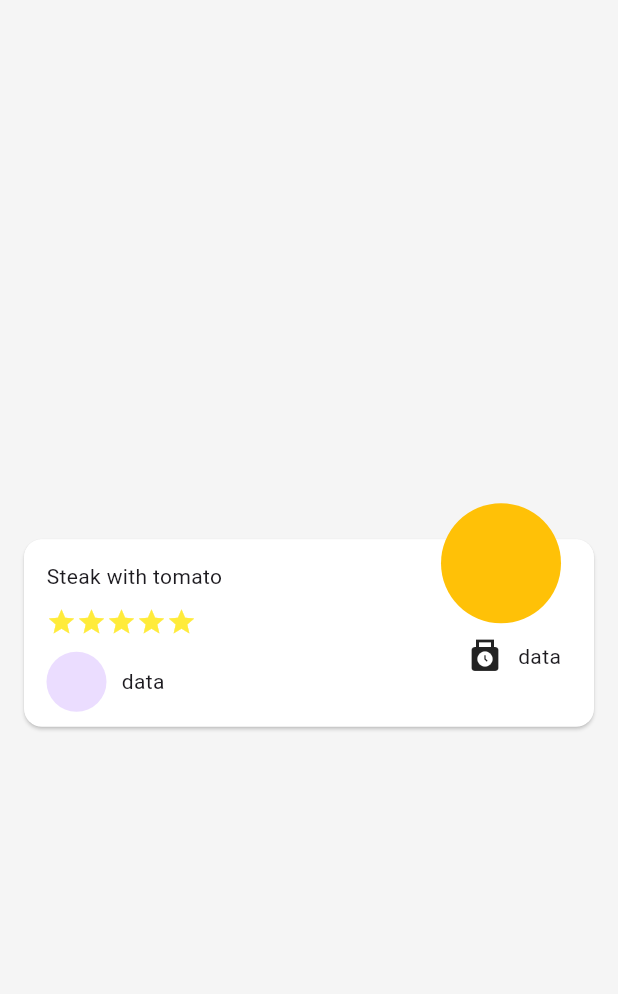
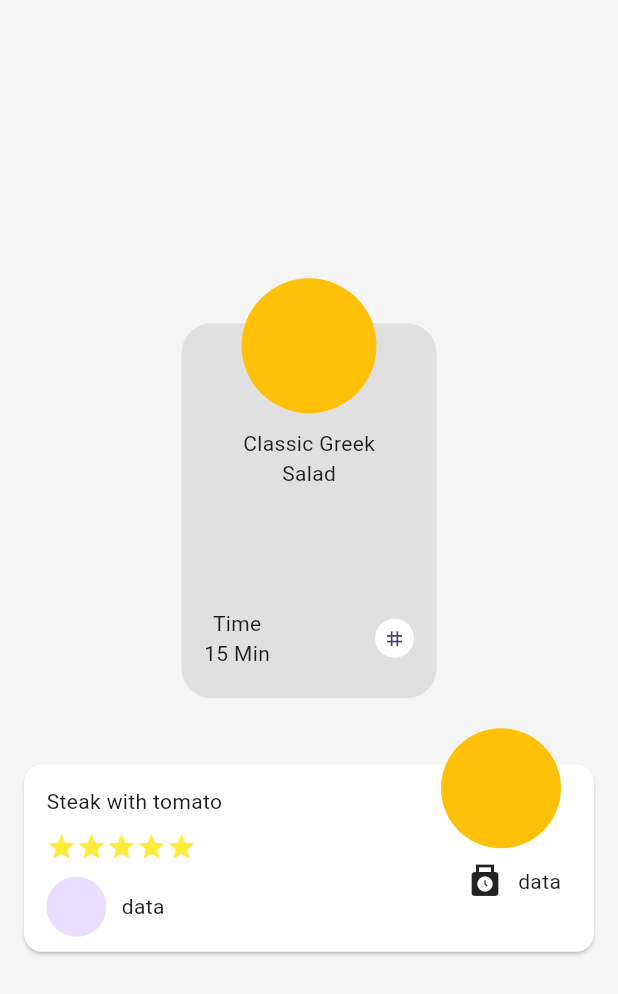
Before and after one commit to ShawanaAslam/CookPad, a Flutter app: the screen it shows after launch, on a phone screen of 412 x 824 dp. Shown: the top 994 px of the screen. Run offline on Flutter 3.47's test engine with Material 3 defaults, Android fonts, the phone set to English and light mode, and no system bars; our stand-ins replace flutter_screenutil, get, google_fonts.

Commit message:
2nd component updated

```diff
--- a/lib/main.dart
+++ b/lib/main.dart
@@ -6,6 +6,7 @@ import 'package:cookpad/src/view/Starting_views/splash_view/splash_view.dart';
 import 'package:cookpad/src/view/auth_views/login_view/login_view.dart';
 //import 'package:cookpad/src/view/auth_views/search_view/search_view.dart';
 import 'package:flutter/material.dart';
+import 'package:flutter/widgets.dart';
 import 'package:flutter_screenutil/flutter_screenutil.dart';
 import 'package:get/get_navigation/src/root/get_material_app.dart';
 
@@ -71,6 +72,77 @@ class WidgetOne extends StatelessWidget {
         child: Column(
           mainAxisAlignment: MainAxisAlignment.center,
           children: [
+            ///----------------1st widget=------------------------------------------
+
+            Container(
+              height: 280,
+              width: 170,
+              //  color: Colors.amber,
+              child: Stack(
+                alignment: Alignment.topCenter,
+                children: [
+                  Padding(
+                    padding: const EdgeInsets.only(top: 30.0),
+                    child: Container(
+                      height: 250,
+                      width: double.infinity,
+                      decoration: BoxDecoration(
+                        color: Colors.grey.shade300,
+                        borderRadius: BorderRadius.circular(20),
+                      ),
+                      child: const Padding(
+                        padding: const EdgeInsets.only(bottom: 20.0, top: 70),
+                        child: Column(
+                          mainAxisAlignment: MainAxisAlignment.spaceBetween,
+                          children: [
+                            Column(
+                              children: [
+                                Text('Classic Greek'),
+                                Text('Salad'),
+                              ],
+                            ),
+                            SizedBox(
+                              height: 20,
+                            ),
+                            Padding(
+                              padding:
+                                  const EdgeInsets.symmetric(horizontal: 15.0),
+                              child: Row(
+                                mainAxisAlignment:
+                                    MainAxisAlignment.spaceBetween,
+                                children: [
+                                  Column(
+                                    children: [Text('Time'), Text('15 Min')],
+                                  ),
+                                  CircleAvatar(
+                                    radius: 13,
+                                    backgroundColor: Colors.white,
+                                    child: Icon(
+                                      Icons.tag,
+                                      size: 15,
+                                    ),
+                                  )
+                                ],
+                              ),
+                            )
+                          ],
+                        ),
+                      ),
+                    ),
+                  ),
+                  CircleAvatar(
+                    backgroundColor: Colors.amber,
+                    radius: 45,
+                  ),
+                ],
+              ),
+            ),
+            SizedBox(
+              height: 20,
+            ),
+            ///TODO:-----------------------------------2nd widget
+            ///
+            ///
             Container(
               //height: 150,
               width: double.infinity,
```
